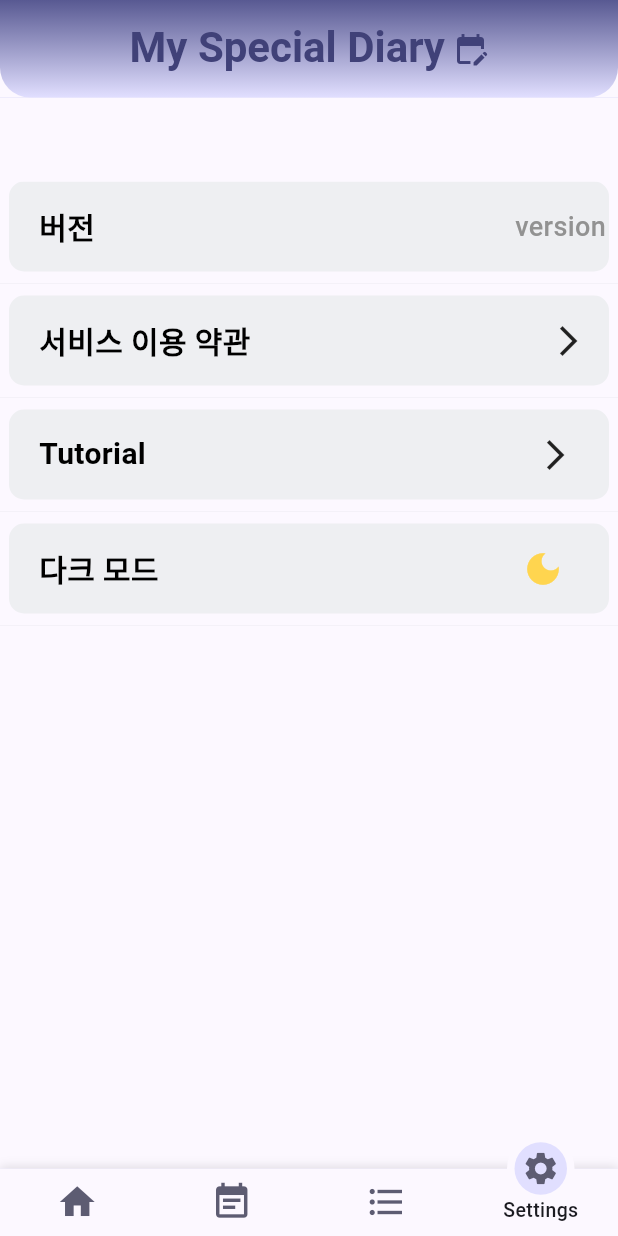
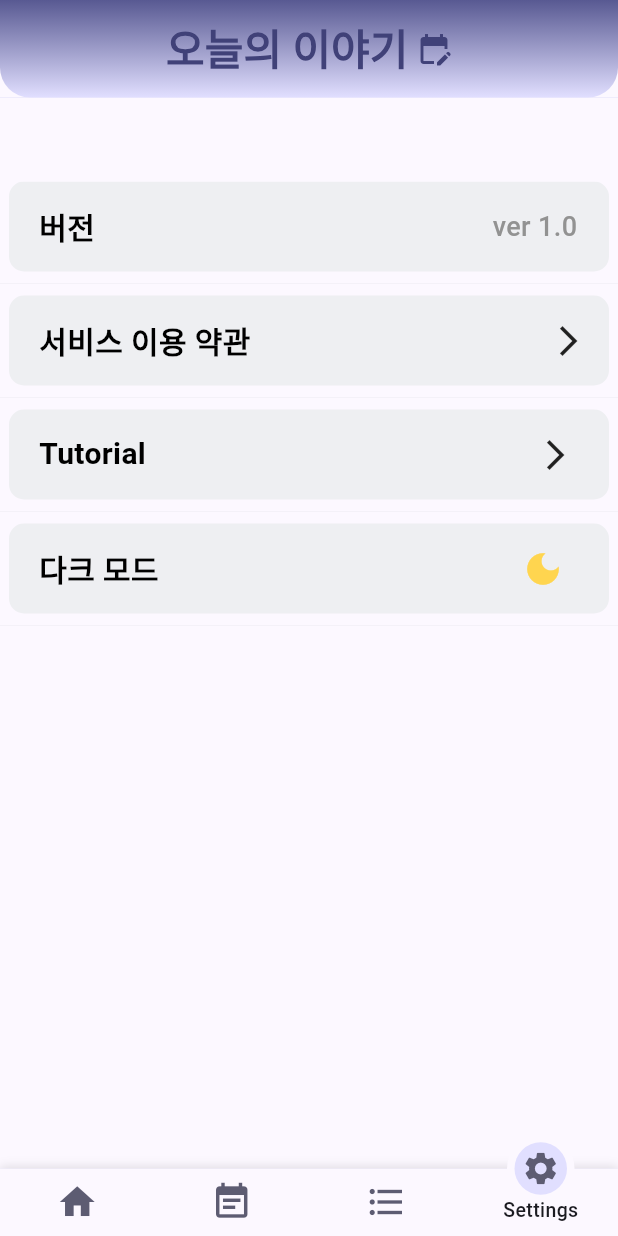
Before and after one commit to seolaox/special-diary, a Flutter app: the screen it shows after launch, item 4 of the bottom bar chosen, on a phone screen of 412 x 824 dp. Run offline on Flutter 3.47's test engine with Material 2 defaults, Android fonts, the phone set to English and light mode, and no system bars; drawn by our look-alikes of motion_tab_bar_v2; our stand-ins replace flutter_slidable, get, image_picker, shared_preferences, sqflite, table_calendar; accounts and stored records are empty; Roboto replaces fonts that are missing (강원교육모두 Bold).

Commit message:
launchimage변경 , appbar 변경

```diff
--- a/special_diary/lib/components/appbarwidget.dart
+++ b/special_diary/lib/components/appbarwidget.dart
@@ -8,7 +8,7 @@ class AppbarTitle extends StatelessWidget {
     return const Row(
       mainAxisAlignment: MainAxisAlignment.center,
       children: [
-        Text('My Special Diary',style: TextStyle( fontSize: 28,fontWeight: FontWeight.w700),),
+        Text('오늘의 이야기',style: TextStyle( fontSize: 28,fontWeight: FontWeight.w700),),
         SizedBox(width: 5,),
         Icon(Icons.edit_calendar)
         // Icon(Icons.volunteer_activism)
--- a/special_diary/lib/eventinsert.dart
+++ b/special_diary/lib/eventinsert.dart
@@ -1,5 +1,4 @@
 import 'dart:io';
-import 'dart:typed_data';
 import 'package:flutter/services.dart';
 import 'package:intl/intl.dart';
 import 'package:flutter/material.dart';
@@ -37,9 +36,6 @@ class _EventInsertState extends State<EventInsert> {
   late DatabaseHandler handler;
   late TextEditingController titleController;
   late TextEditingController contentController;
-  late bool canRun;
-  late double latData;
-  late double lngData;
   XFile? imageFile;
   final ImagePicker picker = ImagePicker();
   late DateTime date;
@@ -61,7 +57,6 @@ class _EventInsertState extends State<EventInsert> {
     handler = DatabaseHandler();
     titleController = TextEditingController();
     contentController = TextEditingController();
-    canRun = false;
     // date = DateTime.now();
     selectedDate = widget.selectedDay ?? date; // widget을 통해 selectedDay 값을 받아오기
     formattedDate = DateFormat('yyyy-MM-dd').format(selectedDate);
--- a/special_diary/lib/eventupdate.dart
+++ b/special_diary/lib/eventupdate.dart
@@ -4,7 +4,7 @@ import 'package:intl/intl.dart';
 import 'package:flutter/material.dart';
 import 'package:get/get.dart';
 import 'package:image_picker/image_picker.dart';
-import 'package:secret_diary/mainpage.dart';
+// import 'package:secret_diary/mainpage.dart';
 
 import 'components/appbarwidget.dart';
 import 'home.dart';
--- a/special_diary/lib/home.dart
+++ b/special_diary/lib/home.dart
@@ -2,7 +2,7 @@ import 'package:flutter/material.dart';
 import 'package:motion_tab_bar_v2/motion-tab-bar.dart';
 import 'package:motion_tab_bar_v2/motion-tab-controller.dart';
 import 'package:secret_diary/components/appbarwidget.dart';
-import 'package:motion_tab_bar_v2/motion-badge.widget.dart';
+// import 'package:motion_tab_bar_v2/motion-badge.widget.dart';
 
 import 'eventpage.dart';
 import 'mainpage.dart';
--- a/special_diary/lib/main.dart
+++ b/special_diary/lib/main.dart
@@ -2,7 +2,7 @@ import 'package:flutter/material.dart';
 import 'package:flutter/services.dart';
 import 'package:flutter_localizations/flutter_localizations.dart';
 import 'package:get/get.dart';
-import 'package:shared_preferences/shared_preferences.dart';
+// import 'package:shared_preferences/shared_preferences.dart';
 
 import 'home.dart';
 
--- a/special_diary/lib/mainpage.dart
+++ b/special_diary/lib/mainpage.dart
@@ -1,4 +1,4 @@
-import 'package:flutter/cupertino.dart';
+// import 'package:flutter/cupertino.dart';
 import 'package:flutter/material.dart';
 import 'package:flutter_slidable/flutter_slidable.dart';
 import 'package:get/get.dart';
--- a/special_diary/lib/service.dart
+++ b/special_diary/lib/service.dart
@@ -1,5 +1,4 @@
 import 'package:flutter/material.dart';
-import 'package:get/get.dart';
 
 class TermsOfService extends StatelessWidget {
   const TermsOfService({super.key});
@@ -221,7 +220,7 @@ class TermsOfService extends StatelessWidget {
                   '개인정보 처리방침의 변경',
                   style: TextStyle(fontSize: 15, fontWeight: FontWeight.bold),
                 ),
-                const Text('본 개인정보 처리방침은 2023년 12월 10일부터 시행됩니다.'),
+                const Text('본 개인정보 처리방침은 2023년 12월 11일부터 시행됩니다.'),
                 const SizedBox(
                   height: 60,
                 ),
--- a/special_diary/lib/setting.dart
+++ b/special_diary/lib/setting.dart
@@ -1,7 +1,6 @@
 import 'package:flutter/cupertino.dart';
 import 'package:flutter/material.dart';
 import 'package:get/get.dart';
-import 'package:secret_diary/components/appbarwidget.dart';
 import 'package:secret_diary/service.dart';
 import 'package:secret_diary/tutorial.dart';
 import 'package:shared_preferences/shared_preferences.dart';
@@ -68,10 +67,10 @@ class _SettingState extends State<Setting> {
                     '버전',
                     style: TextStyle(fontSize: 20, fontWeight: FontWeight.w600, color: Colors.black)),
                   SizedBox(
-                    width: 280,
+                    width: 265,
                   ),
                   Text(
-                    'version',
+                    'ver 1.0',
                     style: TextStyle(
                         fontSize: 18,
                         fontWeight: FontWeight.w500,
--- a/special_diary/lib/tutorial.dart
+++ b/special_diary/lib/tutorial.dart
@@ -39,7 +39,7 @@ class _TutorialState extends State<Tutorial> {
             children: [
               const SizedBox(height: 20,),
               const Text('- TUTORIAL -',style: TextStyle(fontSize: 21,fontWeight: FontWeight.w900),),
-                            SizedBox(height: 20,),
+              const SizedBox(height: 20,),
               const Text('1. Date 선택 ',style: TextStyle(fontSize: 19,fontWeight: FontWeight.w700),),
               Row(
                 mainAxisAlignment: MainAxisAlignment.center,
```
Also changed, not shown: special_diary/lib/schedule.dart (deleted, +0 -15 lines), special_diary/pubspec.yaml (+3 -8 lines), 8 other files.
